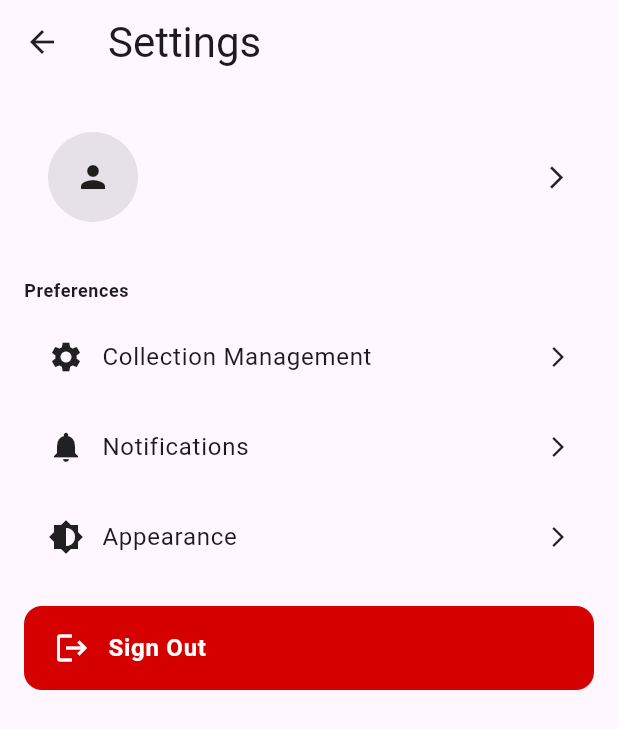
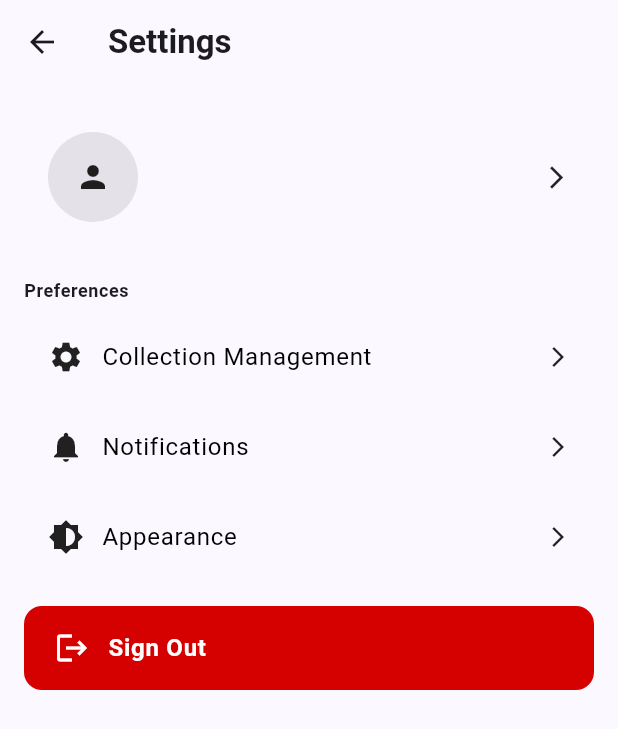
Before and after one commit to Devofure/Accollect, a Flutter app: the SettingsScreen screen opened by its route, on a phone screen of 412 x 824 dp. Shown: the top 729 px of the screen. Run offline on Flutter 3.47's test engine with Material 3 defaults, Android fonts, the phone set to English and light mode, and no system bars; our stand-ins replace cached_network_image, carousel_slider, cloud_firestore, firebase_auth, firebase_core, firebase_crashlytics and 4 more; missing offline and left inert: firebase_ui_auth, firebase_ui_oauth_google, flutter_command; accounts and stored records are empty.

Commit message:
feat: update app themes for improved light and dark mode support with enhanced color schemes and UI components

```diff
--- a/lib/core/app_themes.dart
+++ b/lib/core/app_themes.dart
@@ -3,44 +3,69 @@ import 'package:flutter/material.dart';
 class AppTheme {
   static ThemeData lightTheme = ThemeData(
     brightness: Brightness.light,
-    primaryColor: Colors.blue,
-    scaffoldBackgroundColor: Colors.white,
-    appBarTheme: const AppBarTheme(
-      backgroundColor: Colors.blue,
-      titleTextStyle: TextStyle(color: Colors.white, fontSize: 20),
-      iconTheme: IconThemeData(color: Colors.white),
+    colorScheme: ColorScheme.fromSeed(
+      seedColor: Colors.indigo, // 🌟 Indigo for a bold, modern look
+      brightness: Brightness.light,
     ),
-    textTheme: const TextTheme(
-      bodyLarge: TextStyle(color: Colors.black, fontSize: 16),
-      bodyMedium: TextStyle(color: Colors.black, fontSize: 14),
+    textTheme: TextTheme(
+      titleLarge: TextStyle(
+          fontSize: 22, fontWeight: FontWeight.bold, color: Colors.black),
+      bodyLarge: TextStyle(fontSize: 16, color: Colors.black),
+      bodyMedium: TextStyle(fontSize: 14, color: Colors.black87),
     ),
     elevatedButtonTheme: ElevatedButtonThemeData(
       style: ElevatedButton.styleFrom(
-        backgroundColor: Colors.blue,
+        backgroundColor: Colors.indigo,
         foregroundColor: Colors.white,
-        shape: RoundedRectangleBorder(borderRadius: BorderRadius.circular(8)),
+        padding: EdgeInsets.symmetric(vertical: 12, horizontal: 24),
+        shape: RoundedRectangleBorder(borderRadius: BorderRadius.circular(12)),
+      ),
+    ),
+    chipTheme: ChipThemeData(
+      backgroundColor: Colors.indigo.shade100, // Light Indigo for chips
+      labelStyle: TextStyle(color: Colors.indigo.shade900),
+    ),
+    inputDecorationTheme: InputDecorationTheme(
+      filled: true,
+      fillColor: Colors.indigo.shade50, // Light Indigo for inputs
+      border: OutlineInputBorder(
+        borderRadius: BorderRadius.circular(12),
+        borderSide: BorderSide.none,
       ),
     ),
   );
 
   static ThemeData darkTheme = ThemeData(
     brightness: Brightness.dark,
-    primaryColor: Colors.purpleAccent,
+    colorScheme: ColorScheme.fromSeed(
+      seedColor: Colors.cyan, // 🌊 Cyan for a modern, techy dark mode
+      brightness: Brightness.dark,
+    ),
     scaffoldBackgroundColor: Colors.black,
-    appBarTheme: const AppBarTheme(
-      backgroundColor: Colors.purpleAccent,
-      titleTextStyle: TextStyle(color: Colors.white, fontSize: 20),
-      iconTheme: IconThemeData(color: Colors.white),
-    ),
-    textTheme: const TextTheme(
-      bodyLarge: TextStyle(color: Colors.white, fontSize: 16),
-      bodyMedium: TextStyle(color: Colors.white70, fontSize: 14),
+    textTheme: TextTheme(
+      titleLarge: TextStyle(
+          fontSize: 22, fontWeight: FontWeight.bold, color: Colors.white),
+      bodyLarge: TextStyle(fontSize: 16, color: Colors.white),
+      bodyMedium: TextStyle(fontSize: 14, color: Colors.white70),
     ),
     elevatedButtonTheme: ElevatedButtonThemeData(
       style: ElevatedButton.styleFrom(
-        backgroundColor: Colors.purpleAccent,
-        foregroundColor: Colors.white,
-        shape: RoundedRectangleBorder(borderRadius: BorderRadius.circular(8)),
+        backgroundColor: Colors.cyan,
+        foregroundColor: Colors.black,
+        padding: EdgeInsets.symmetric(vertical: 12, horizontal: 24),
+        shape: RoundedRectangleBorder(borderRadius: BorderRadius.circular(12)),
+      ),
+    ),
+    chipTheme: ChipThemeData(
+      backgroundColor: Colors.cyan.shade900, // Darker Cyan for contrast
+      labelStyle: TextStyle(color: Colors.white),
+    ),
+    inputDecorationTheme: InputDecorationTheme(
+      filled: true,
+      fillColor: Colors.cyan.shade800,
+      border: OutlineInputBorder(
+        borderRadius: BorderRadius.circular(12),
+        borderSide: BorderSide.none,
       ),
     ),
   );
--- a/lib/core/shared_prefs_manager.dart
+++ b/lib/core/shared_prefs_manager.dart
@@ -6,7 +6,6 @@ class SharedPrefsManager {
 
   static Future<void> setThemeMode(ThemeMode mode) async {
     final prefs = await SharedPreferences.getInstance();
-    debugPrint('Saving Theme: ${mode.toString()}');
     await prefs.setInt(_themeModeKey, mode.index);
   }
 
@@ -14,7 +13,6 @@ class SharedPrefsManager {
     final prefs = await SharedPreferences.getInstance();
     final themeIndex = prefs.getInt(_themeModeKey) ?? ThemeMode.system.index;
     final themeMode = ThemeMode.values[themeIndex];
-    debugPrint('Loaded Theme: ${themeMode.toString()}');
     return themeMode;
   }
 }
--- a/lib/main.dart
+++ b/lib/main.dart
@@ -1,4 +1,5 @@
 import 'package:accollect/core/app_router.dart';
+import 'package:accollect/core/app_themes.dart';
 import 'package:accollect/core/firebase_service.dart';
 import 'package:accollect/data/category_repository.dart';
 import 'package:accollect/data/collection_repository.dart';
@@ -41,12 +42,11 @@ class MyApp extends StatelessWidget {
 
     return Consumer<ThemeProvider>(
       builder: (context, themeProvider, child) {
-        debugPrint("Current Theme Mode: ${themeProvider.themeMode}");
         return MaterialApp.router(
           routerConfig: router,
           title: 'Accollect',
-          theme: ThemeData.light(),
-          darkTheme: ThemeData.dark(),
+          theme: AppTheme.lightTheme,
+          darkTheme: AppTheme.darkTheme,
           themeMode: themeProvider.themeMode,
         );
       },
--- a/lib/ui/settings/settings_screen.dart
+++ b/lib/ui/settings/settings_screen.dart
@@ -12,14 +12,11 @@ class SettingsScreen extends StatelessWidget {
 
   @override
   Widget build(BuildContext context) {
-    final theme = Theme.of(context);
     return Scaffold(
-      backgroundColor: theme.scaffoldBackgroundColor,
       appBar: AppBar(
-        backgroundColor: theme.appBarTheme.backgroundColor,
-        title: Text('Settings', style: theme.textTheme.headlineMedium),
+        title: Text('Settings'),
         leading: IconButton(
-          icon: Icon(Icons.arrow_back, color: theme.iconTheme.color),
+          icon: Icon(Icons.arrow_back),
           onPressed: () => Navigator.of(context).pop(),
         ),
       ),
--- a/lib/ui/widgets/common.dart
+++ b/lib/ui/widgets/common.dart
@@ -162,10 +162,8 @@ Widget buildCategoryChip(ThemeData theme, String text) {
       ),
     ),
     backgroundColor: isDarkMode
-        ? theme.colorScheme.secondaryContainer
-            .withValues(alpha: 0.3) // Darker in dark mode
-        : theme.colorScheme.secondaryContainer, // Default for light mode
-    padding: const EdgeInsets.symmetric(horizontal: 6, vertical: 2),
+        ? theme.colorScheme.surfaceContainer
+        : theme.colorScheme.secondaryContainer,
     visualDensity: VisualDensity.compact,
   );
 }
```
